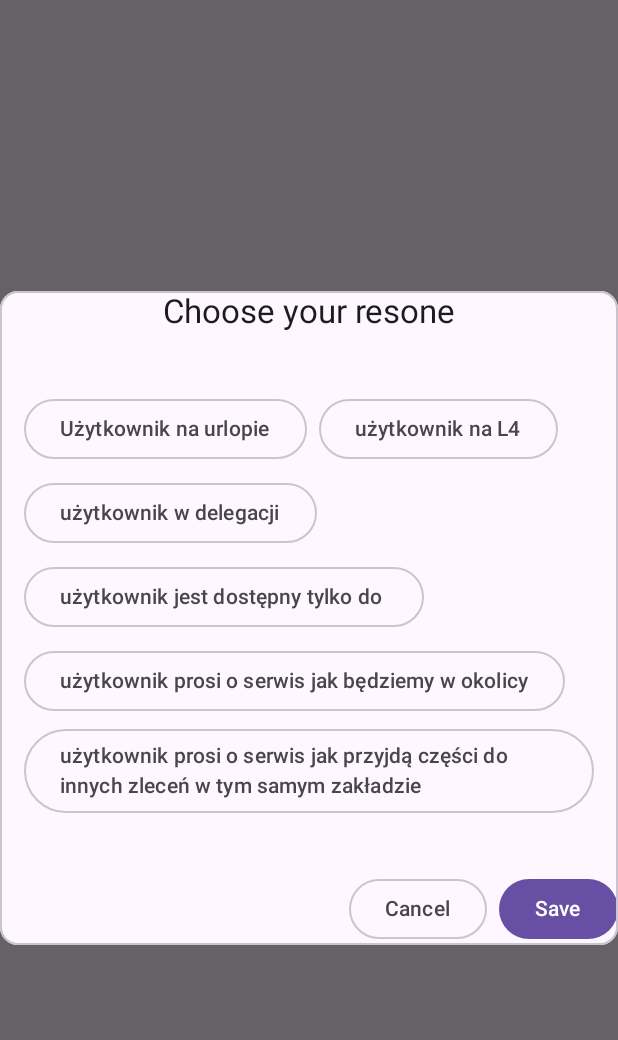
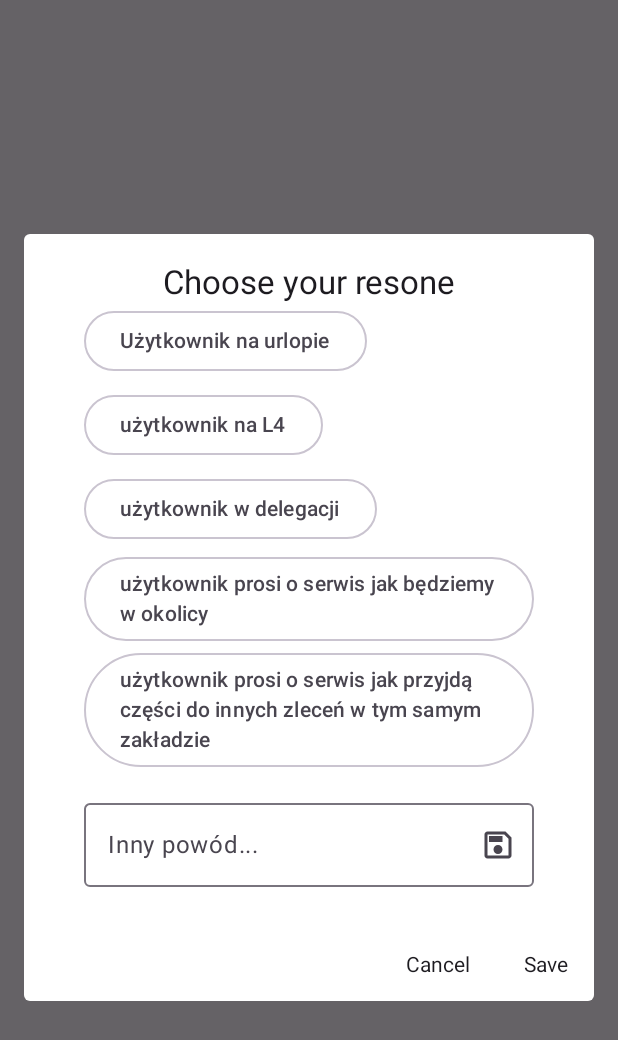
Before and after one commit to Andruszkiewicz-Artur/Plan-your-protocol, an Android app built with Jetpack Compose: the composable PopUpOfReasonDialog shown on its own in the app's theme, on a phone screen of 412 x 824 dp. Shown: the top 1040 px of the screen. Run offline under Robolectric (Android 15) with nearby library versions, the phone set to English and light mode, and no system bars.

Commit message:
chore: - hiding keyboard in id protocol. - taking data from local db sorted from newer and add editingDate to have knowlage about last modifire protocol. - update reason popUp and add hiding keyboard.

```diff
--- a/composeApp/src/commonMain/kotlin/com/andruszkiewiczarturmobileeng/planyourprotocol/data/dao/ProtocolDao.kt
+++ b/composeApp/src/commonMain/kotlin/com/andruszkiewiczarturmobileeng/planyourprotocol/data/dao/ProtocolDao.kt
@@ -10,7 +10,7 @@ import kotlinx.coroutines.flow.Flow
 @Dao
 interface ProtocolDao {
 
-    @Query("SELECT * FROM Protocols")
+    @Query("SELECT * FROM Protocols ORDER BY editingDate DESC")
     fun getAllProtocols(): Flow<List<ProtocolEntity>>
 
     @Upsert
--- a/composeApp/src/commonMain/kotlin/com/andruszkiewiczarturmobileeng/planyourprotocol/data/entity/ProtocoleEntity.kt
+++ b/composeApp/src/commonMain/kotlin/com/andruszkiewiczarturmobileeng/planyourprotocol/data/entity/ProtocoleEntity.kt
@@ -11,7 +11,8 @@ data class ProtocolEntity(
     var idDocument: String,
     var state: ProtocolRealizationType,
     var time: Int?,
-    var date: Long,
+    var date: Long?,
+    var editingDate: Long,
     var resone: String?
 ) {
     fun toDomain(): ProtocolModule = ProtocolModule(idDocument, state, time, date, resone)
--- a/composeApp/src/commonMain/kotlin/com/andruszkiewiczarturmobileeng/planyourprotocol/domain/model/ProtocolModule.kt
+++ b/composeApp/src/commonMain/kotlin/com/andruszkiewiczarturmobileeng/planyourprotocol/domain/model/ProtocolModule.kt
@@ -10,13 +10,15 @@ data class ProtocolModule(
     var time: Int? = null,
     var date: Long? = null,
     var resone: String? = null,
+    var editingDate: Long? = null,
     var isSelected: Boolean = false
 ) {
     fun toEntity() = ProtocolEntity(
             idDocument = idDocument,
             state = state,
             time = time,
-            date = date ?: Clock.System.now().toEpochMilliseconds(),
-            resone = resone
+            date = date,
+            resone = resone,
+            editingDate = editingDate ?: Clock.System.now().toEpochMilliseconds()
         )
 }
--- a/composeApp/src/commonMain/kotlin/com/andruszkiewiczarturmobileeng/planyourprotocol/presentation/home/HomeState.kt
+++ b/composeApp/src/commonMain/kotlin/com/andruszkiewiczarturmobileeng/planyourprotocol/presentation/home/HomeState.kt
@@ -8,5 +8,5 @@ data class HomeState(
     val isPresentedReasons: Boolean = false,
     val isPresentedTimer: Boolean = false,
     val isPresentedCalendar: Boolean = false,
-    val isEditing: Boolean = false,
+    val isEditing: Boolean = false
 )
--- a/composeApp/src/commonMain/kotlin/com/andruszkiewiczarturmobileeng/planyourprotocol/presentation/home/comp/PopUpOfReason.kt
+++ b/composeApp/src/commonMain/kotlin/com/andruszkiewiczarturmobileeng/planyourprotocol/presentation/home/comp/PopUpOfReason.kt
@@ -1,7 +1,6 @@
 package com.andruszkiewiczarturmobileeng.planyourprotocol.presentation.home.comp
 
 import androidx.compose.animation.AnimatedContent
-import androidx.compose.animation.AnimatedVisibility
 import androidx.compose.foundation.layout.Arrangement
 import androidx.compose.foundation.layout.Column
 import androidx.compose.foundation.layout.ExperimentalLayoutApi
@@ -9,15 +8,19 @@ import androidx.compose.foundation.layout.FlowRow
 import androidx.compose.foundation.layout.Row
 import androidx.compose.foundation.layout.Spacer
 import androidx.compose.foundation.layout.fillMaxWidth
-import androidx.compose.foundation.layout.height
 import androidx.compose.foundation.layout.padding
 import androidx.compose.foundation.layout.width
-import androidx.compose.material3.BasicAlertDialog
+import androidx.compose.foundation.text.KeyboardActions
+import androidx.compose.foundation.text.KeyboardOptions
+import androidx.compose.material.AlertDialog
+import androidx.compose.material.IconButton
+import androidx.compose.material.TextButton
+import androidx.compose.material.icons.Icons
+import androidx.compose.material.icons.outlined.Save
 import androidx.compose.material3.Button
-import androidx.compose.material3.ExperimentalMaterial3Api
+import androidx.compose.material3.Icon
 import androidx.compose.material3.MaterialTheme
 import androidx.compose.material3.OutlinedButton
-import androidx.compose.material3.OutlinedCard
 import androidx.compose.material3.OutlinedTextField
 import androidx.compose.material3.Text
 import androidx.compose.runtime.Composable
@@ -26,38 +29,55 @@ import androidx.compose.runtime.mutableStateOf
 import androidx.compose.runtime.remember
 import androidx.compose.runtime.setValue
 import androidx.compose.ui.Modifier
+import androidx.compose.ui.platform.LocalSoftwareKeyboardController
+import androidx.compose.ui.text.input.ImeAction
 import androidx.compose.ui.text.style.TextAlign
 import androidx.compose.ui.unit.dp
-import androidx.compose.ui.window.DialogProperties
 
-@OptIn(ExperimentalMaterial3Api::class, ExperimentalLayoutApi::class)
+@OptIn(ExperimentalLayoutApi::class)
 @Composable
 fun PopUpOfReasonDialog(
     onDismiss: () -> Unit,
-    onSave: (String) -> Unit,
-    properties: DialogProperties = DialogProperties(
-        usePlatformDefaultWidth = false,
-        dismissOnBackPress = false,
-        dismissOnClickOutside = false
-    )
+    onSave: (String) -> Unit
 ) {
+    val keyboardController = LocalSoftwareKeyboardController.current
     var chosenReason by remember { mutableStateOf("") }
-    var time by remember { mutableStateOf("") }
     val listOfReasons = listOf(
         "Użytkownik na urlopie",
         "użytkownik na L4",
         "użytkownik w delegacji",
-        "użytkownik jest dostępny tylko do ",
         "użytkownik prosi o serwis jak będziemy w okolicy",
         "użytkownik prosi o serwis jak przyjdą części do innych zleceń w tym samym zakładzie"
     )
+    var ownReason by remember { mutableStateOf("") }
 
-    BasicAlertDialog(
+    AlertDialog(
+        modifier = Modifier
+            .fillMaxWidth()
+            .padding(16.dp),
         onDismissRequest = onDismiss,
-        properties = properties
+        buttons = {
+            Row(
+                horizontalArrangement = Arrangement.End,
+                modifier = Modifier
+                    .fillMaxWidth()
             ) {
-        OutlinedCard {
-            Column{
+                TextButton(
+                    onClick = onDismiss
+                ) {
+                    Text(text = "Cancel")
+                }
+
+                Spacer(Modifier.width(8.dp))
+
+                TextButton(
+                    onClick = { onSave(chosenReason) }
+                ) {
+                    Text(text = "Save")
+                }
+            }
+        },
+        title = {
             Text(
                 text = "Choose your resone",
                 style = MaterialTheme.typography.titleLarge,
@@ -65,12 +85,13 @@ fun PopUpOfReasonDialog(
                 modifier = Modifier
                     .fillMaxWidth()
             )
-
-                Spacer(Modifier.height(24.dp))
-
+        },
+        text = {
+            Column{
                 FlowRow (
                     modifier = Modifier
                         .padding(12.dp)
+                        .fillMaxWidth()
                 ) {
                     listOfReasons.forEach { reason ->
                         AnimatedContent(
@@ -103,41 +124,39 @@ fun PopUpOfReasonDialog(
                     }
                 }
 
-                AnimatedVisibility(chosenReason == "użytkownik jest dostępny tylko do") {
                 OutlinedTextField(
-                        value = time,
-                        onValueChange = { time = it }
+                    label = {
+                        Text(text = "Inny powód...")
+                    },
+                    value = ownReason,
+                    onValueChange = { ownReason = it },
+                    keyboardActions = KeyboardActions(
+                        onDone = {
+                            keyboardController?.hide()
+                        }
+                    ),
+                    keyboardOptions = KeyboardOptions.Default.copy(
+                        imeAction = ImeAction.Done
+                    ),
+                    modifier = Modifier
+                        .fillMaxWidth()
+                        .padding(
+                            horizontal = 16.dp
+                        ),
+                    trailingIcon = {
+                        IconButton(
+                            onClick = {
+                                onSave(ownReason)
+                            }
+                        ) {
+                            Icon(
+                                imageVector = Icons.Outlined.Save,
+                                contentDescription = null
                             )
                         }
-
-                Spacer(Modifier.height(24.dp))
-
-                Row(
-                    horizontalArrangement = Arrangement.End,
-                    modifier = Modifier
-                        .fillMaxWidth()
-                ) {
-                    OutlinedButton(
-                        onClick = onDismiss
-                    ) {
-                        Text(text = "Cancel")
                     }
-
-                    Spacer(Modifier.width(8.dp))
-
-                    Button(
-                        onClick = {
-                            if (chosenReason == "użytkownik jest dostępny tylko do") {
-                                onSave("$chosenReason $time")
-                            } else {
-                                onSave(chosenReason)
+                )
             }
         }
-                    ) {
-                        Text(text = "Save")
+    )
 }
-                }
-            }
-        }
-    }
-}
```
Also changed, not shown: composeApp/src/commonMain/kotlin/com/andruszkiewiczarturmobileeng/planyourprotocol/presentation/home/HomeViewModel.kt (+17 -2 lines), composeApp/src/commonMain/kotlin/com/andruszkiewiczarturmobileeng/planyourprotocol/presentation/home/comp/AddingNewValueView.kt (+29 -6 lines), 1 other file. Lines whose indentation alone changed are shown as unchanged.
